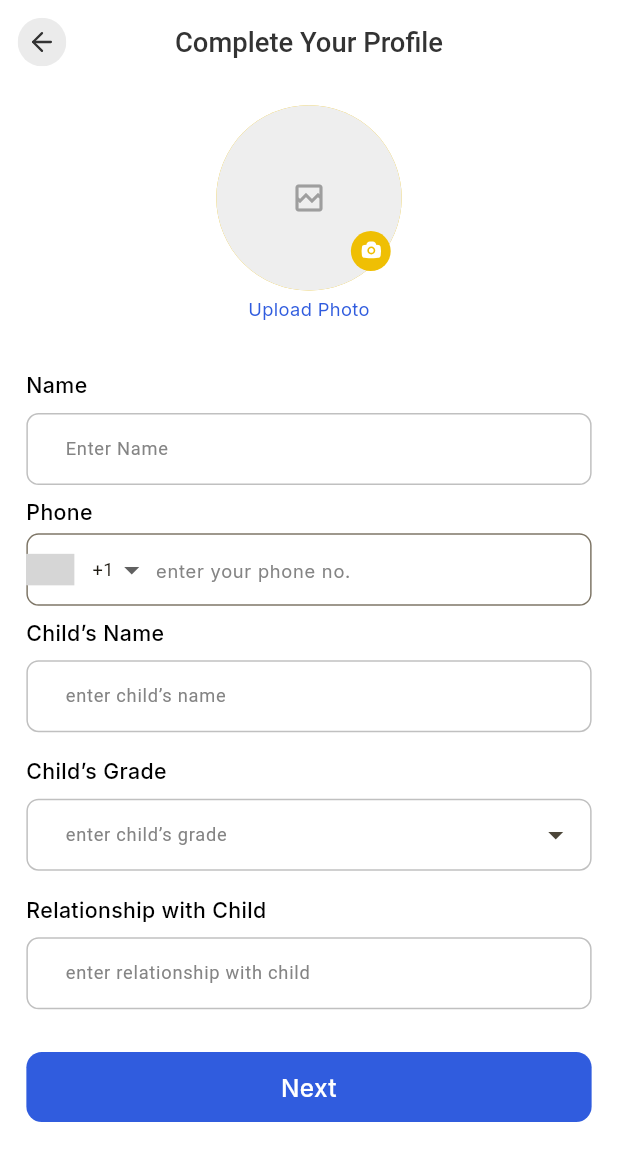
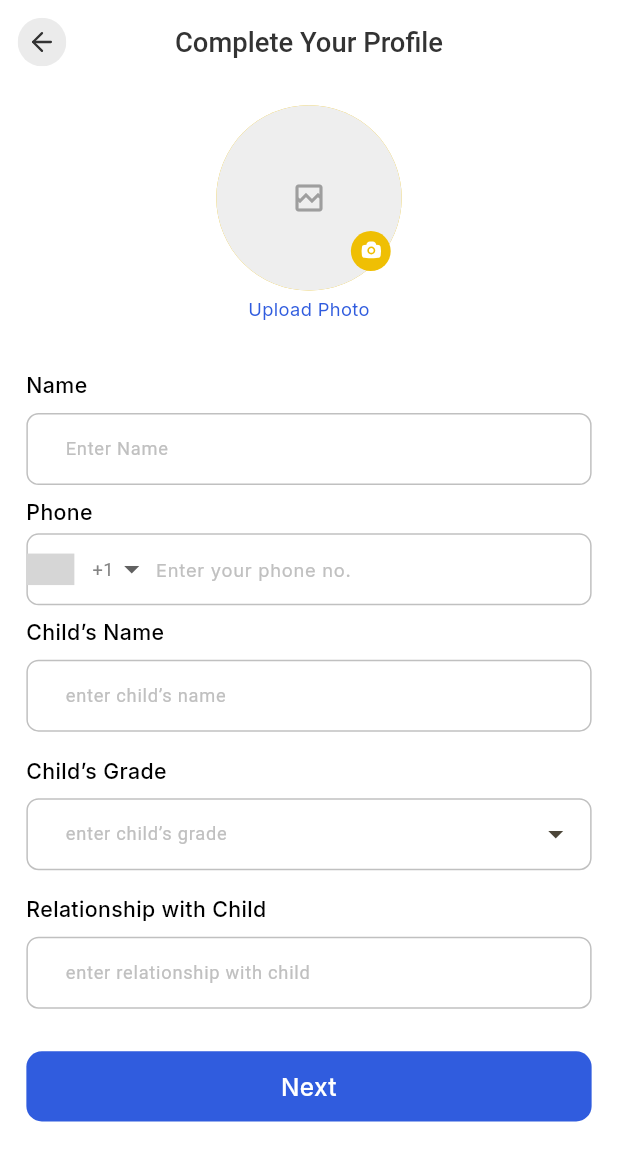
Before and after one commit to sparktechagency/pmayard_app, a Flutter app: the CompleteProfileParent screen opened by its route, on a phone screen of 412 x 824 dp. Shown: the top 1161 px of the screen. Run offline on Flutter 3.47's test engine with Material 3 defaults, Android fonts, the phone set to English and light mode, and no system bars; drawn by our look-alikes of cached_network_image, intl_phone_number_input; our stand-ins replace audioplayers, chat_bubbles, connectivity_plus, curved_labeled_navigation_bar, dio, flutter_screenutil and 18 more; missing offline and left inert: mime_type, record; accounts and stored records are empty; network calls fail; grey boxes are pictures that could not be loaded.

Commit message:
Fixed bugs [ input field colors change, Data not update every screen find the issue and fix, redirect related issue solved it and all kind of minor issues solved ]

```diff
--- a/lib/app/helpers/helper_data.dart
+++ b/lib/app/helpers/helper_data.dart
@@ -60,8 +60,4 @@ class HelperData {
       'status': 'delivered',
     },
   ];
-
-
-
-
 }
--- a/lib/app/utils/app_colors.dart
+++ b/lib/app/utils/app_colors.dart
@@ -1,4 +1,6 @@
 import 'dart:ui';
+
+import 'package:flutter/material.dart';
 
 class AppColors {
   static const Color bgColor = Color(0xffF3EFEF);
@@ -16,9 +18,9 @@ class AppColors {
   static const Color successColor = Color(0xff00A213);
   static const Color errorColor = Color(0xffF40000);
   static const Color termsPrivacyColor = Color(0xff0D0D0D);
+  static Color numberInputColor = Colors.grey.shade100;
   static List<Color> splashLinearColors = [
     Color(0xffFFFFFF),
-    Color(0xffEAC75C).withOpacity(0.20),
-
+    Color.fromARGB(51, 234, 199, 92),
   ];
 }
--- a/lib/controllers/auth/profile_confirm/profile_confirm_controller.dart
+++ b/lib/controllers/auth/profile_confirm/profile_confirm_controller.dart
@@ -123,7 +123,8 @@ bool isLoadingParent = false;
     final responseBody = response.body;
 
     if (response.statusCode == 200) {
-      UserController().userData();
+      Get.find<UserController>().userData();
+      update();
       Get.offAllNamed(AppRoutes.customBottomNavBar);
     } else {
       showToast(responseBody['message']);
--- a/lib/controllers/notification/notification_controller.dart
+++ b/lib/controllers/notification/notification_controller.dart
@@ -24,7 +24,6 @@ class NotificationController extends GetxController{
         final data = response.body['data']['result'] ?? [];
         final items = data.map((e) => NotificationModel.fromJson(e)).toList();
         notificationModelData.addAll(items);
-        print('==============================>>>>>>>>>>>>>>>>>>>>> $items');
 
       }else{
        // showToast('Something went wrong');
--- a/lib/controllers/user/user_controller.dart
+++ b/lib/controllers/user/user_controller.dart
@@ -30,10 +30,6 @@ class UserController extends GetxController {
     isUserDataComing = false;
     update();
   }
-
-
-
-
   /// ========================>>> profile edit controller =======================>>>
   late TextEditingController emailController = TextEditingController(
     text: user?.email ?? '',
@@ -45,12 +41,14 @@ class UserController extends GetxController {
     text: user!.roleId?.bio ?? '',
   );
 
+  late TextEditingController phoneController = TextEditingController(
+    text: user!.roleId?.phoneNumber ?? '',
+  );
   File? selectedImage;
 
   late TextEditingController subjectsController = TextEditingController(
-      text: user?.roleId?.subjects?.map((s) => s).join(', ') ?? ''
+    text: user?.roleId?.subjects?.map((s) => s).join(', ') ?? '',
   );
-
 
   final List<String> subjectList = [];
   List<Map<String, dynamic>> availability = [];
@@ -68,7 +66,8 @@ class UserController extends GetxController {
 
   /// Update Profile related work are here
   bool isProfileUpdateLoader = false;
-  Future<void>profileUpdate() async {
+
+  Future<void> profileUpdate() async {
     isProfileUpdateLoader = true;
     update();
 
@@ -79,19 +78,22 @@ class UserController extends GetxController {
 
     final requestBody = {
       'data': jsonEncode({
-        // 'email' : emailController.text.trim(),
-        'name' : nameController.text.trim(),
-        'bio' : bioController.text.trim(),
-        'subjects' : subjectList,
+        'name': nameController.text.trim(),
+        'bio': bioController.text.trim(),
+        'subjects': subjectList,
       }),
     };
 
-    final response = await ApiClient.patchMultipartData(ApiUrls.editProfile,requestBody,multipartBody: multipartBody);
+    final response = await ApiClient.patchMultipartData(
+      ApiUrls.editProfile,
+      requestBody,
+      multipartBody: multipartBody,
+    );
 
-    if( response.statusCode == 200 ){
+    if (response.statusCode == 200) {
       Get.back();
       Get.find<UserController>().userData();
-    }else{
+    } else {
       showToast('Something Went Wrong');
     }
 
--- a/lib/custom_assets/assets.gen.dart
+++ b/lib/custom_assets/assets.gen.dart
@@ -97,6 +97,10 @@ class $AssetsIconsGen {
   /// File path: assets/icons/number.svg
   SvgGenImage get number => const SvgGenImage('assets/icons/number.svg');
 
+  /// File path: assets/icons/parent-profile-blue-camera.svg
+  SvgGenImage get parentProfileBlueCamera =>
+      const SvgGenImage('assets/icons/parent-profile-blue-camera.svg');
+
   /// File path: assets/icons/password.svg
   SvgGenImage get password => const SvgGenImage('assets/icons/password.svg');
 
@@ -166,6 +170,7 @@ class $AssetsIconsGen {
     notFound,
     notification,
     number,
+    parentProfileBlueCamera,
     password,
     person,
     policy,
--- a/lib/feature/auth/complete_profile/complete_profile_parent.dart
+++ b/lib/feature/auth/complete_profile/complete_profile_parent.dart
@@ -5,6 +5,7 @@ import 'package:intl_phone_number_input/intl_phone_number_input.dart';
 import 'package:pmayard_app/app/helpers/menu_show_helper.dart';
 import 'package:pmayard_app/app/utils/app_colors.dart';
 import 'package:pmayard_app/controllers/auth/profile_confirm/profile_confirm_controller.dart';
+import 'package:pmayard_app/controllers/user/user_controller.dart';
 import 'package:pmayard_app/custom_assets/assets.gen.dart';
 import 'package:pmayard_app/custom_assets/fonts.gen.dart';
 import 'package:pmayard_app/widgets/widgets.dart';
@@ -85,7 +86,14 @@ class _CompleteProfileParentState extends State<CompleteProfileParent> {
                   ),
 
                   InternationalPhoneNumberInput(
-                    selectorTextStyle: TextStyle(fontSize: 12.sp),
+                    textStyle: TextStyle(
+                      color: AppColors.appGreyColor,
+                      fontSize: 12.sp,
+                    ),
+                    selectorTextStyle: TextStyle(
+                        fontSize: 12.sp,
+                      color: AppColors.appGreyColor
+                    ),
                     selectorConfig: const SelectorConfig(
                       selectorType: PhoneInputSelectorType.DROPDOWN,
                       setSelectorButtonAsPrefixIcon: true,
@@ -93,25 +101,24 @@ class _CompleteProfileParentState extends State<CompleteProfileParent> {
                       trailingSpace: false,
                     ),
                     onInputChanged: (PhoneNumber num) {},
-                    cursorColor: Colors.black,
+                    cursorColor: AppColors.appGreyColor,
                     textFieldController:
                         profileController.numberParentController,
                     initialValue: number,
                     formatInput: true,
                     inputDecoration: InputDecoration(
+
                       hintStyle: TextStyle(
-                        color: AppColors.appGreyColor,
+                        color: AppColors.grayShade100,
                         fontSize: 12.sp,
                         fontFamily: FontFamily.inter,
                       ),
-                      hintText: "enter your phone no.",
-                      border: OutlineInputBorder(
-                        borderRadius: BorderRadius.circular(8.r),
-                        borderSide: BorderSide(
-                          color: AppColors.grayShade100.withOpacity(0.2),
-                          width: 1,
-                        ),
-                      ),
+                      hintText: "Enter your phone no.",
+                      focusedBorder: focusedBorder(),
+                      enabledBorder: enabledBorder(),
+                      errorBorder: errorBorder(),
+                      border: focusedBorder(),
+                      focusedErrorBorder: errorBorder(),
                       contentPadding: EdgeInsets.symmetric(vertical: 12.h),
                     ),
                     selectorButtonOnErrorPadding: 0,
@@ -174,7 +181,11 @@ class _CompleteProfileParentState extends State<CompleteProfileParent> {
                       return controller.isLoadingParent
                           ? CustomLoader()
                           : CustomButton(
-                              label: "Next",
+                              label:
+                                  Get.find<UserController>().user?.role ==
+                                      'parent'
+                                  ? 'Save & Continue'
+                                  : "Next",
                               onPressed: () {
                                 if (!_globalKey.currentState!.validate())
                                   return;
@@ -192,4 +203,25 @@ class _CompleteProfileParentState extends State<CompleteProfileParent> {
       ),
     );
   }
+
+  OutlineInputBorder focusedBorder() {
+    return OutlineInputBorder(
+      borderRadius: BorderRadius.circular(8.r),
+      borderSide: BorderSide(width: 0.8, color: AppColors.grayShade100),
+    );
+  }
+
+  OutlineInputBorder enabledBorder() {
+    return OutlineInputBorder(
+      borderRadius: BorderRadius.circular(8.r),
+      borderSide: BorderSide(width: 1, color: AppColors.grayShade100),
+    );
+  }
+
+  OutlineInputBorder errorBorder() {
+    return OutlineInputBorder(
+      borderRadius: BorderRadius.circular(8.r),
+      borderSide: BorderSide(color: Colors.red, width: 1),
+    );
+  }
 }
--- a/lib/feature/auth/login/log_in_screen.dart
+++ b/lib/feature/auth/login/log_in_screen.dart
@@ -2,6 +2,7 @@ import 'package:flutter/material.dart';
 import 'package:flutter_screenutil/flutter_screenutil.dart';
 import 'package:get/get.dart';
 import 'package:pmayard_app/routes/app_routes.dart';
+import 'package:pmayard_app/services/api_urls.dart';
 import '../../../app/utils/app_colors.dart';
 import '../../../controllers/auth/auth_controller.dart';
 import '../../../widgets/widgets.dart';
@@ -106,6 +107,7 @@ class _LoginScreenState extends State<LoginScreen> {
   }
 
   void _onSingUp() {
+    print(ApiUrls.baseUrl);
     if (!_globalKey.currentState!.validate()) return;
     _authController.login();
   }
--- a/lib/feature/auth/otp/otp_screen.dart
+++ b/lib/feature/auth/otp/otp_screen.dart
@@ -1,7 +1,6 @@
 import 'package:flutter/material.dart';
 import 'package:flutter_screenutil/flutter_screenutil.dart';
 import 'package:get/get.dart';
-import 'package:pmayard_app/app/helpers/prefs_helper.dart';
 import 'package:pmayard_app/routes/app_routes.dart';
 import '../../../controllers/auth/auth_controller.dart';
 import '../../../widgets/widgets.dart';
--- a/lib/feature/auth/sign_up/sign_up_screen.dart
+++ b/lib/feature/auth/sign_up/sign_up_screen.dart
@@ -151,7 +151,7 @@ class _SignUpScreenState extends State<SignUpScreen> {
                               style: TextStyle(
                                 fontSize: 12.sp,
                                 color: AppColors.termsPrivacyColor,
-                                fontWeight: FontWeight.w400,
+                                fontWeight: FontWeight.w600,
                               ),
                               recognizer: TapGestureRecognizer()
                                 ..onTap = () => Get.toNamed(AppRoutes.termsScreen),
@@ -164,7 +164,7 @@ class _SignUpScreenState extends State<SignUpScreen> {
                               text: 'Privacy Policy.',
                               style: TextStyle(
                                 fontSize: 12.sp,
-                                fontWeight: FontWeight.w400,
+                                fontWeight: FontWeight.w600,
                                 color: AppColors.termsPrivacyColor,
                               ),
                               recognizer: TapGestureRecognizer()
--- a/lib/feature/profile/profile_screen.dart
+++ b/lib/feature/profile/profile_screen.dart
@@ -66,7 +66,7 @@ class ProfileScreen extends StatelessWidget {
                 // List of Options
                 ProfileListTile(
                   icon: Assets.icons.profile.svg(),
-                  title: "Personal Info",
+                  title: Get.find<UserController>().user?.role == 'parent'  ? 'General Information' : "Personal Info",
                   onTap: () {
                     Get.toNamed(AppRoutes.personalInfoScreen);
                   },
--- a/lib/services/api_urls.dart
+++ b/lib/services/api_urls.dart
@@ -59,9 +59,6 @@ class ApiUrls {
     return date.isNotEmpty ? '/events/?eventDate=$date' : '/events/';
   }
   static String sessionSearch(String date){
-    print('=============== 59 this is with data related >/sessions/my-sessions?date=$date');
-    print('===============60 this is without data related >/sessions/my-sessions');
-
     return  date.isNotEmpty ? '/sessions/my-sessions?date=$date' :  '/sessions/my-sessions';
   }
 }
--- a/lib/widgets/custom_text_field.dart
+++ b/lib/widgets/custom_text_field.dart
@@ -1,5 +1,3 @@
-
-import 'package:flutter/cupertino.dart';
 import 'package:flutter/material.dart';
 import 'package:flutter/services.dart';
 import 'package:flutter_screenutil/flutter_screenutil.dart';
@@ -7,7 +5,6 @@ import '../app/utils/app_colors.dart';
 import '../app/utils/app_constants.dart';
 import '../custom_assets/fonts.gen.dart';
 import '../widgets/widgets.dart';
-
 
 class CustomTextField extends StatefulWidget {
   final TextEditingController controller;
@@ -43,8 +40,8 @@ class CustomTextField extends StatefulWidget {
   final List<TextInputFormatter>? inputFormatter;
   final int? minLines;
 
-  const CustomTextField(
-      {super.key,
+  const CustomTextField({
+    super.key,
     this.contentPaddingHorizontal,
     this.contentPaddingVertical,
     this.hintText,
@@ -75,7 +72,9 @@ class CustomTextField extends StatefulWidget {
     this.fontFamily,
     this.textInputAction,
     this.inputFormatter,
-      this.minLines, this.maxLines});
+    this.minLines,
+    this.maxLines,
+  });
 
   @override
   State<CustomTextField> createState() => _CustomTextFieldState();
@@ -90,11 +89,9 @@ class _CustomTextFieldState extends State<CustomTextField> {
     });
   }
 
-
   @override
   Widget build(BuildContext context) {
     return Column(
-
       crossAxisAlignment: CrossAxisAlignment.start,
       children: [
         if (widget.labelText != null)
@@ -106,9 +103,7 @@ class _CustomTextFieldState extends State<CustomTextField> {
             fontSize: 14.sp,
             fontWeight: FontWeight.w500,
           ),
-        SizedBox(
-          height: 4.h,
-        ),
+        SizedBox(height: 4.h),
         TextFormField(
           autofocus: widget.autofocus,
           enabled: widget.enabled,
@@ -122,7 +117,7 @@ class _CustomTextFieldState extends State<CustomTextField> {
             }
           },
           readOnly: widget.readOnly!,
-          controller: widget.controller ?? TextEditingController(),
+          controller: widget.controller,
           keyboardType: widget.keyboardType,
           inputFormatters: widget.inputFormatter,
           textInputAction: widget.textInputAction,
@@ -131,8 +126,8 @@ class _CustomTextFieldState extends State<CustomTextField> {
           minLines: widget.isPassword ? 1 : (widget.minLines ?? 1),
           maxLines: widget.isPassword ? 1 : (widget.maxLines ?? 8),
 
-
-          validator: widget.validator ??
+          validator:
+              widget.validator ??
               (value) {
                 if (widget.isEmail == false) {
                   if (value!.isEmpty) {
@@ -160,39 +155,48 @@ class _CustomTextFieldState extends State<CustomTextField> {
           style: TextStyle(
             color: widget.hintextColor ?? AppColors.appGreyColor,
             fontSize: widget.hintextSize ?? 12.h,
-              fontFamily: widget.fontFamily),
+            fontFamily: widget.fontFamily,
+          ),
           decoration: InputDecoration(
             contentPadding: EdgeInsets.symmetric(
               horizontal: widget.contentPaddingHorizontal ?? 20.w,
-                  vertical: widget.contentPaddingVertical ?? 12.h),
+              vertical: widget.contentPaddingVertical ?? 12.h,
+            ),
             fillColor: widget.filColor ?? Colors.transparent,
             filled: true,
-              prefixIcon: widget.prefixIcon != null ? Padding(
-                padding:  EdgeInsets.symmetric(horizontal: 16.w),
+            prefixIcon: widget.prefixIcon != null
+                ? Padding(
+                    padding: EdgeInsets.symmetric(horizontal: 16.w),
                     child: widget.prefixIcon,
-              ) : null,
+                  )
+                : null,
             suffixIcon: widget.isPassword
                 ? GestureDetector(
                     onTap: toggle,
-                      child: _suffixIcon(obscureText
+                    child: _suffixIcon(
+                      obscureText
                           ? Icons.visibility_off_outlined
-                          : Icons.visibility_outlined),
+                          : Icons.visibility_outlined,
+                    ),
                   )
                 : widget.suffixIcon,
-              prefixIconConstraints:
-                  BoxConstraints(minHeight: 24.w, minWidth: 24.w),
+            prefixIconConstraints: BoxConstraints(
+              minHeight: 24.w,
+              minWidth: 24.w,
+            ),
             hintText: widget.hintText,
             hintStyle: TextStyle(
-                  color: widget.hintextColor ?? AppColors.appGreyColor,
+              color: widget.hintextColor ?? AppColors.grayShade100,
               fontSize: widget.hintextSize ?? 12.h,
-                  fontWeight: FontWeight.w400),
+              fontWeight: FontWeight.w400,
+            ),
             focusedBorder: focusedBorder(),
             enabledBorder: enabledBorder(),
             errorBorder: errorBorder(),
             border: focusedBorder(),
             focusedErrorBorder: errorBorder(),
-              errorStyle:
-                  TextStyle(fontSize: 12.h, fontWeight: FontWeight.w400)),
+            errorStyle: TextStyle(fontSize: 12.h, fontWeight: FontWeight.w400),
+          ),
         ),
         SizedBox(height: 8.h),
       ],
@@ -202,14 +206,17 @@ class _CustomTextFieldState extends State<CustomTextField> {
   _suffixIcon(IconData icon) {
     return Padding(
       padding: const EdgeInsets.all(12.0),
-        child: Icon(icon, color: AppColors.appGreyColor));
+      child: Icon(icon, color: AppColors.appGreyColor),
+    );
   }
 
   OutlineInputBorder focusedBorder() {
     return OutlineInputBorder(
       borderRadius: BorderRadius.circular(widget.borderRadio?.r ?? 8.r),
       borderSide: BorderSide(
-          width: 0.8, color: widget.borderColor ?? AppColors.grayShade100),
+        width: 0.8,
+        color: widget.borderColor ?? AppColors.grayShade100,
+      ),
     );
   }
 
@@ -217,15 +224,16 @@ class _CustomTextFieldState extends State<CustomTextField> {
     return OutlineInputBorder(
       borderRadius: BorderRadius.circular(widget.borderRadio?.r ?? 8.r),
       borderSide: BorderSide(
-          width: 1, color: widget.borderColor ?? AppColors.grayShade100),
+        width: 1,
+        color: widget.borderColor ?? AppColors.grayShade100,
+      ),
     );
   }
 
   OutlineInputBorder errorBorder() {
     return OutlineInputBorder(
       borderRadius: BorderRadius.circular(widget.borderRadio?.r ?? 8.r),
-      borderSide:
-          BorderSide(color: widget.borderColor ?? Colors.red, width: 1),
+      borderSide: BorderSide(color: widget.borderColor ?? Colors.red, width: 1),
     );
   }
 }
```
Also changed, not shown: lib/controllers/auth/auth_controller.dart (+35 -50 lines), lib/feature/auth/complete_profile/complete_profile_professional.dart (+46 -12 lines), lib/feature/profile/personal_info_screen.dart (+17 -2 lines), lib/feature/splash_screen/splash_screen.dart (+51 -26 lines), pubspec.lock. Lines whose indentation alone changed are shown as unchanged.
